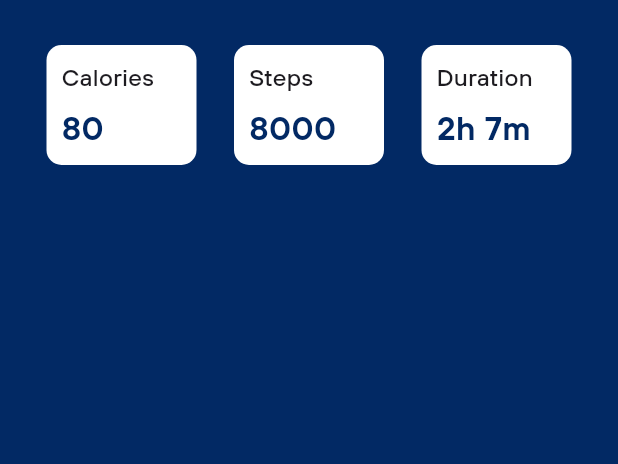
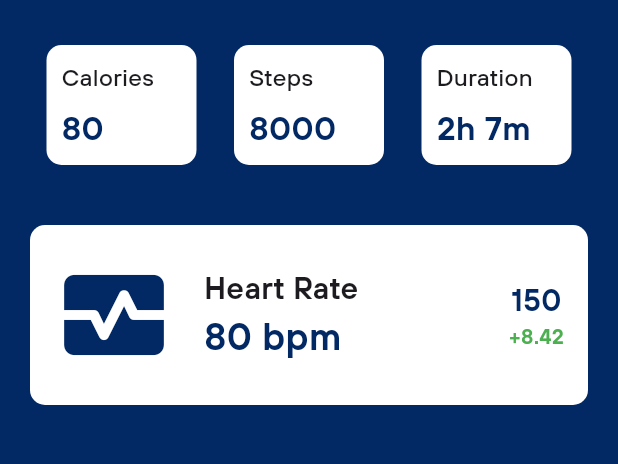
Before and after one commit to USG-APEK-Hackathon/Mobile, a Flutter app: the MainView screen opened by its route, on a phone screen of 412 x 824 dp, the part 414-878 px from its top. Run offline on Flutter 3.47's test engine with Material 3 defaults, Android fonts, the phone set to English and light mode, and no system bars; our stand-ins replace auto_route, flutter_riverpod, flutter_svg, google_sign_in, image_picker.

Commit message:
Add heart rate widget to main view

```diff
--- a/lib/src/app/presentation/main_view.dart
+++ b/lib/src/app/presentation/main_view.dart
@@ -1,5 +1,4 @@
 import 'package:auto_route/auto_route.dart';
-import 'package:flutter/cupertino.dart';
 import 'package:flutter/material.dart';
 import 'package:flutter_svg/flutter_svg.dart';
 
@@ -182,6 +181,83 @@
                 ],
               ),
             ),
+            const SizedBox(
+              height: 40,
+            ),
+            Padding(
+              padding: const EdgeInsets.symmetric(horizontal: 20),
+              child: Column(
+                children: [
+                  Container(
+                    width: double.infinity,
+                    height: 120,
+                    padding: const EdgeInsets.all(16),
+                    decoration: BoxDecoration(
+                      color: Colors.white,
+                      borderRadius: BorderRadius.circular(10),
+                    ),
+                    child: const Row(
+                      children: [
+                        Row(
+                          children: [
+                            Icon(
+                              Icons.monitor_heart_rounded,
+                              color: Color(0xFF022964),
+                              size: 80,
+                            ),
+                            SizedBox(
+                              width: 20,
+                            ),
+                            Column(
+                              mainAxisAlignment: MainAxisAlignment.center,
+                              crossAxisAlignment: CrossAxisAlignment.start,
+                              children: [
+                                Text(
+                                  "Heart Rate",
+                                  style: TextStyle(
+                                    fontSize: 20,
+                                    fontWeight: FontWeight.bold,
+                                  ),
+                                ),
+                                Text(
+                                  "80 bpm",
+                                  style: TextStyle(
+                                    fontSize: 25,
+                                    fontWeight: FontWeight.bold,
+                                    color: Color(0xFF022964),
+                                  ),
+                                ),
+                              ],
+                            ),
+                          ],
+                        ),
+                        Spacer(),
+                        Column(
+                          mainAxisAlignment: MainAxisAlignment.center,
+                          children: [
+                            Text(
+                              "150",
+                              style: TextStyle(
+                                fontSize: 20,
+                                fontWeight: FontWeight.bold,
+                                color: Color(0xFF022964),
+                              ),
+                            ),
+                            Text(
+                              "+8.42",
+                              style: TextStyle(
+                                color: Colors.green,
+                                fontWeight: FontWeight.bold,
+                              ),
+                            ),
+                          ],
+                        ),
+                      ],
+                    ),
+                  ),
+                ],
+              ),
+            )
           ],
         ),
       ),
```
